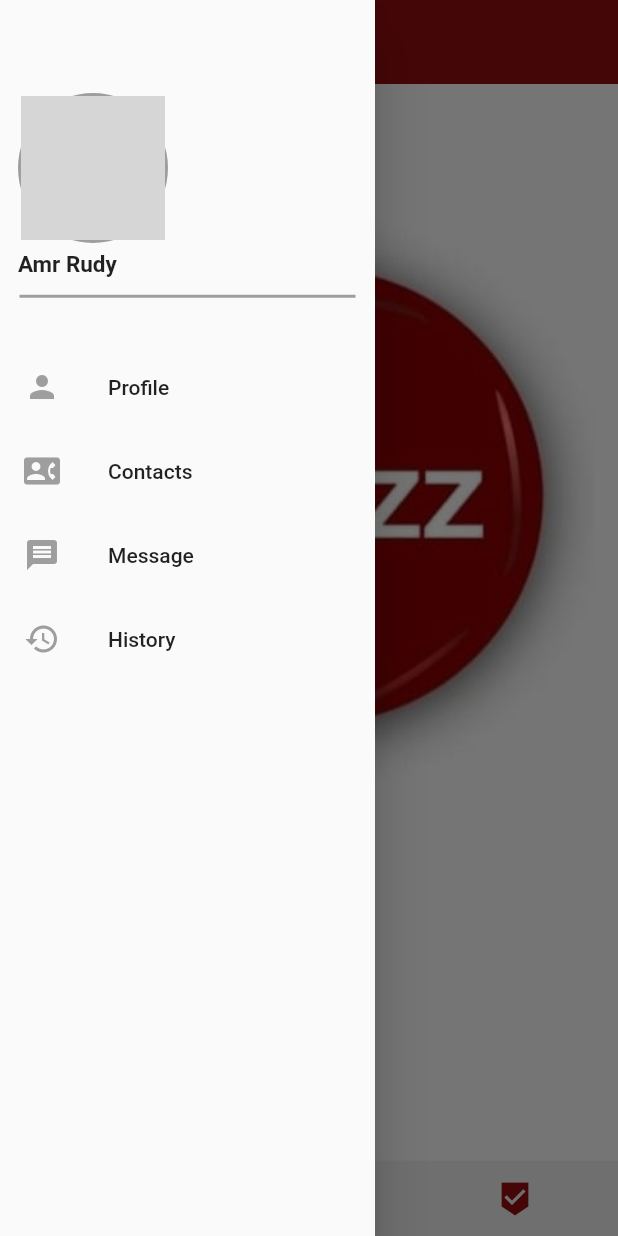
After one commit to mariemmohamedshawky/EBuzz_Flutter, a Flutter app: the HomeScreen screen opened by its route, with the side drawer open, on a phone screen of 412 x 824 dp. The commit adds this screen. Run offline on Flutter 3.47's test engine with Material 2 defaults, Android fonts, the phone set to English and light mode, and no system bars; drawn by our look-alikes of convex_bottom_bar; our stand-ins replace contacts_service, dots_indicator, firebase_auth, firebase_core, hexcolor, image_picker and 3 more; missing offline and left inert: flutter_rounded_date_picker; accounts and stored records are empty; network calls fail; grey boxes are pictures that could not be loaded.

Commit message:
Home screen and activity screen

```diff
--- /dev/null
+++ b/lib/components/drower.dart
@@ -0,0 +1,88 @@
+import 'package:ebuzz/constants/constant.dart';
+import 'package:flutter/material.dart';
+
+class MyDrawer extends StatelessWidget {
+  const MyDrawer({Key key}) : super(key: key);
+
+  @override
+  Widget build(BuildContext context) {
+    return Column(children: [
+      Container(
+        // margin: EdgeInsets.all(10),
+        child: Padding(
+          padding: EdgeInsets.only(top: 50.0),
+          child: Container(
+            margin: EdgeInsets.all(12),
+            child: Column(
+              crossAxisAlignment: CrossAxisAlignment.start,
+              children: [
+                CircleAvatar(
+                  radius: 50.0,
+                  backgroundColor: grey,
+                  child: CircleAvatar(
+                    radius: 48,
+                    backgroundImage: NetworkImage(
+                      "https://images.unsplash.com/photo-1594616838951-c155f8d978a0?ixlib=rb-1.2.1&ixid=eyJhcHBfaWQiOjEyMDd9&auto=format&fit=crop&w=1050&q=80",
+                    ),
+                  ),
+                ),
+                SizedBox(
+                  height: 5.0,
+                ),
+                Text(
+                  "Amr Rudy",
+                  style: TextStyle(
+                    fontSize: 15,
+                    fontWeight: FontWeight.w800,
+                  ),
+                ),
+                Divider(
+                  color: grey,
+                  height: 25,
+                  thickness: 2,
+                  indent: 1,
+                  endIndent: 1,
+                ),
+              ],
+            ),
+          ),
+        ),
+      ),
+      SizedBox(
+        height: 8.0,
+      ),
+      ListTile(
+        onTap: () {},
+        leading: Icon(
+          Icons.person,
+          color: grey,
+        ),
+        title: Text("Profile"),
+      ),
+      ListTile(
+        onTap: () {},
+        leading: Icon(
+          Icons.contact_phone,
+          color: grey,
+        ),
+        title: Text("Contacts"),
+      ),
+      ListTile(
+        onTap: () {},
+        leading: Icon(
+          Icons.message,
+          color: grey,
+        ),
+        title: Text("Message"),
+      ),
+      ListTile(
+        onTap: () {},
+        leading: Icon(
+          Icons.history,
+          color: grey,
+        ),
+        title: Text("History"),
+      ),
+    ]);
+  }
+}
--- a/lib/main.dart
+++ b/lib/main.dart
@@ -4,6 +4,7 @@ import 'package:firebase_core/firebase_core.dart';
 import 'package:localize_and_translate/localize_and_translate.dart';
 
 import './providers/user.dart';
+import './screens/activity_screen.dart';
 import './screens/splash_screen.dart';
 import './screens/home_screen.dart';
 import './screens/new_password_screen.dart';
@@ -70,6 +71,7 @@ class _MyAppState extends State<MyApp> {
               MoreDataScreen.routeName: (ctx) => MoreDataScreen(),
               HistoryScreen.routeName: (ctx) => HistoryScreen(),
               CongratsScreen.routeName: (ctx) => CongratsScreen(),
+              ActivityScreen.routeName: (ctx) => ActivityScreen(),
               VerificationCodeScreen.routeName: (ctx) =>
                   VerificationCodeScreen(),
               ChangeLanguage.routeName: (ctx) => ChangeLanguage(),
--- a/lib/screens/home_screen.dart
+++ b/lib/screens/home_screen.dart
@@ -1,6 +1,7 @@
+import 'package:ebuzz/components/drower.dart';
 import 'package:ebuzz/constants/constant.dart';
 import 'package:ebuzz/screens/contacts_screen.dart';
-import 'package:ebuzz/screens/moredata_screen.dart';
+import 'package:ebuzz/widgets/bottom_bar.dart';
 import 'package:ebuzz/widgets/widgets.dart';
 import 'package:flutter/material.dart';
 import 'package:provider/provider.dart';
@@ -11,59 +12,74 @@ import './splash_screen.dart';
 
 class HomeScreen extends StatefulWidget {
   static const String routeName = 'home-screen';
+  HomeScreen({Key key, this.title}) : super(key: key);
+
+  final String title;
+
   @override
   _HomeScreenState createState() => _HomeScreenState();
 }
 
 class _HomeScreenState extends State<HomeScreen> {
+  int aindex = 0;
   @override
   Widget build(BuildContext context) {
-    return MaterialApp(
-      debugShowCheckedModeBanner: false,
-      home: Scaffold(
+    return Scaffold(
+      backgroundColor: white,
+      appBar: AppBar(
+        centerTitle: true,
+        backgroundColor: primary,
+        elevation: 00.0,
+        title: CommonText(),
+      ),
+      drawer: Container(
+        width: 250,
+        child: Drawer(
+          child: Container(child: MyDrawer()),
+        ),
+      ),
       body: Center(
         child: Column(
           children: [
-              SizedBox(height: 50),
-              RaisedButton(
+            SizedBox(height: 70),
+            Container(
+              child: Row(children: [
+                Expanded(
+                  child: FlatButton(
                     onPressed: () {
-                  Navigator.of(context).pushNamed(ProfileScreen.routeName);
+                      setState(() {
+                        print('left button ');
+                      });
                     },
-                child: Text('Profile'),
-                color: primary,
-                textColor: white,
-                shape: RoundedRectangleBorder(
-                  borderRadius: new BorderRadius.circular(100),
+                    child: Image.asset('assets/images/ebuzz.png'),
                   ),
-                padding: EdgeInsets.fromLTRB(90, 12, 90, 12),
                 ),
-              SizedBox(height: 50),
-              RaisedButton(
-                onPressed: () async {
-                  await Provider.of<User>(context, listen: false).logout();
-                  Navigator.of(context).pushNamed(SplashScreen.routeName);
-                },
-                child: Text('Logout'),
-                color: primary,
-                textColor: Colors.white,
-                shape: RoundedRectangleBorder(
-                  borderRadius: new BorderRadius.circular(100),
+              ]),
             ),
-                padding: EdgeInsets.fromLTRB(90, 12, 90, 12),
-              ),
-              CommonButton(
-                child: Text('More data'),
-                onPressed: () {
-                  Navigator.push(
-                    context,
-                    MaterialPageRoute(builder: (context) => MoreDataScreen()),
-                  );
-                },
-              ),
-              SeeContactsButton(),
+            // RaisedButton(
+            //   onPressed: () async {
+            //     await Provider.of<User>(context, listen: false).logout();
+            //     Navigator.of(context).pushNamed(SplashScreen.routeName);
+            //   },
+            //   child: Text('Logout'),
+            //   color: primary,
+            //   textColor: Colors.white,
+            //   shape: RoundedRectangleBorder(
+            //     borderRadius: new BorderRadius.circular(100),
+            //   ),
+            //   padding: EdgeInsets.fromLTRB(90, 12, 90, 12),
+            // ),
+            // SeeContactsButton(),
           ],
         ),
       ),
+      bottomNavigationBar: ButtomBarCommon(
+        onPressed: (index) {
+          print(index);
+          setState(() {
+            aindex = index;
+          });
+        },
       ),
     );
   }
--- /dev/null
+++ b/lib/widgets/bottom_bar.dart
@@ -0,0 +1,37 @@
+import 'package:convex_bottom_bar/convex_bottom_bar.dart';
+import 'package:ebuzz/constants/constant.dart';
+import 'package:flutter/material.dart';
+
+// ignore: must_be_immutable
+class ButtomBarCommon extends StatelessWidget {
+  ButtomBarCommon({this.onPressed});
+  Function onPressed;
+
+  @override
+  Widget build(BuildContext context) {
+    return ConvexAppBar(
+      items: [
+        TabItem(
+          icon: Icon(
+            Icons.home,
+            color: primary,
+          ),
+        ),
+        TabItem(
+          icon: Icon(
+            Icons.notifications,
+            color: primary,
+          ),
+        ),
+        TabItem(
+          icon: Icon(
+            Icons.beenhere_sharp,
+            color: primary,
+          ),
+        ),
+      ],
+      backgroundColor: secondary,
+      onTap: onPressed,
+    );
+  }
+}
--- a/pubspec.yaml
+++ b/pubspec.yaml
@@ -43,6 +43,7 @@ dependencies:
   contacts_service: ^0.3.10
   url_launcher: ^5.4.2
   localize_and_translate: any
+  convex_bottom_bar: ^2.0.0
 
 dev_dependencies:
   flutter_test:
```
Also changed, not shown: lib/screens/activity_screen.dart (added, +127 -0 lines), lib/screens/onboarding_screen.dart (+18 -0 lines), assets/images/ebuzz.png (added), pubspec.lock. Lines whose indentation alone changed are shown as unchanged.
